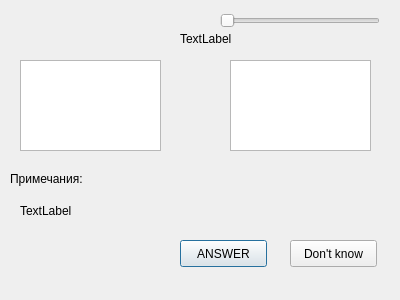
Before: the Qt Designer form qt_ui/torussian.ui in Laponina/learn_english, drawn with Qt 5.
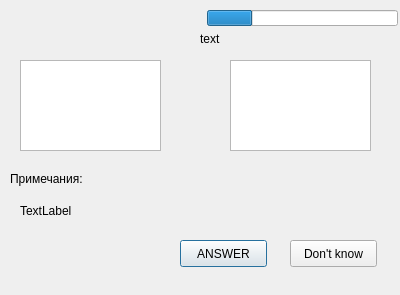
After: the same form once the commit is applied.

Diff of the .ui file:
```diff
--- a/qt_ui/torussian.ui
+++ b/qt_ui/torussian.ui
@@ -7,7 +7,7 @@
     <x>0</x>
     <y>0</y>
     <width>400</width>
-    <height>300</height>
+    <height>295</height>
    </rect>
   </property>
   <property name="windowTitle">
@@ -81,14 +81,14 @@
   <widget class="QLabel" name="partProcess">
    <property name="geometry">
     <rect>
-     <x>180</x>
+     <x>200</x>
      <y>30</y>
      <width>58</width>
      <height>17</height>
     </rect>
    </property>
    <property name="text">
-    <string>TextLabel</string>
+    <string>text</string>
    </property>
   </widget>
   <widget class="QLabel" name="remark">
@@ -104,17 +104,33 @@
     <string>TextLabel</string>
    </property>
   </widget>
-  <widget class="QSlider" name="process">
+  <widget class="QProgressBar" name="progress">
    <property name="geometry">
     <rect>
-     <x>220</x>
+     <x>207</x>
      <y>10</y>
-     <width>160</width>
-     <height>21</height>
+     <width>191</width>
+     <height>16</height>
     </rect>
    </property>
-   <property name="orientation">
-    <enum>Qt::Horizontal</enum>
+   <property name="value">
+    <number>24</number>
+   </property>
+   <property name="format">
+    <string/>
+   </property>
+  </widget>
+  <widget class="QLabel" name="error">
+   <property name="geometry">
+    <rect>
+     <x>220</x>
+     <y>160</y>
+     <width>151</width>
+     <height>17</height>
+    </rect>
+   </property>
+   <property name="text">
+    <string/>
    </property>
   </widget>
  </widget>
```
Left out of the diff: 6 changed lines with no effect on the pictures.
